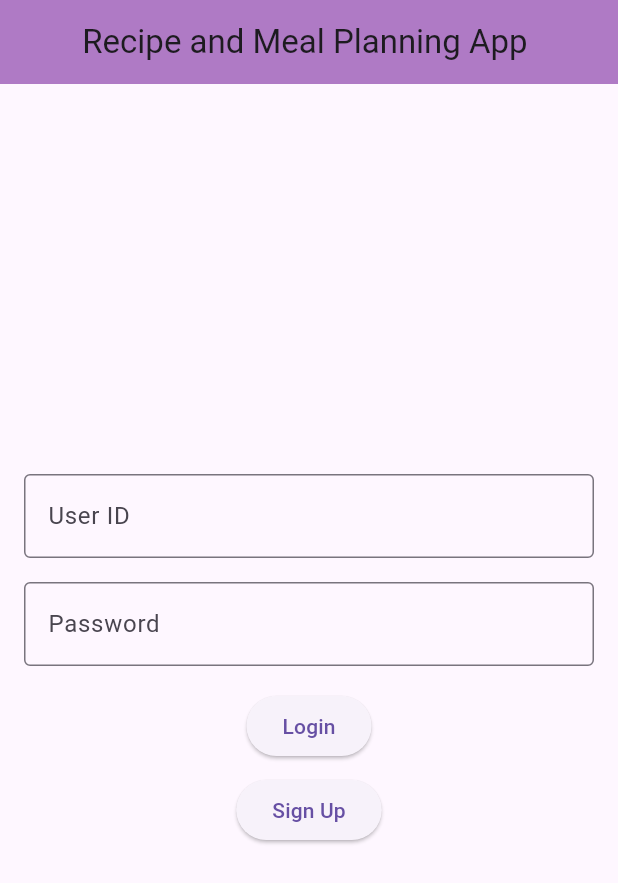
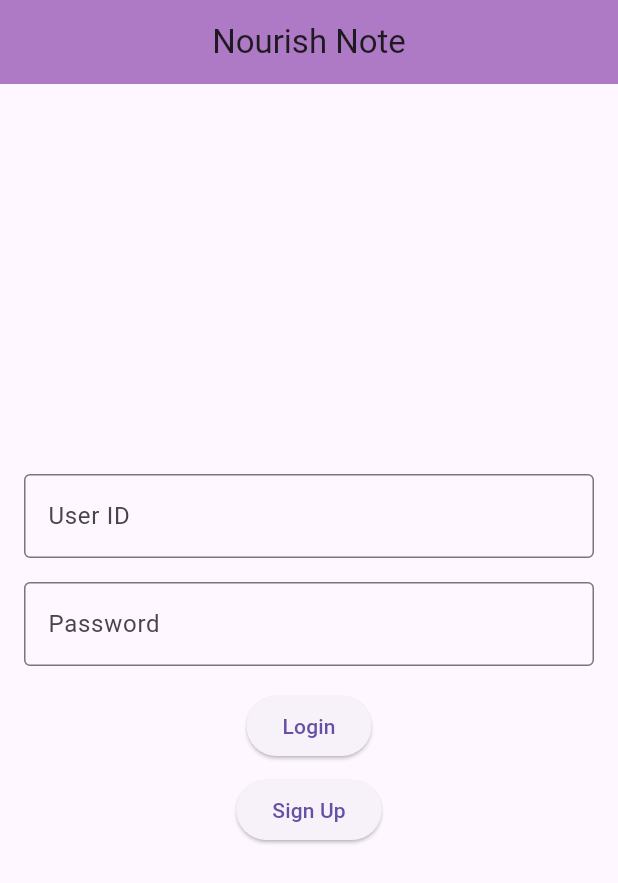
Before and after one commit to BhavyaSontineni/MAD_PROJECT, a Flutter app: the screen it shows after launch, on a phone screen of 412 x 824 dp. Shown: the top 883 px of the screen. Run offline on Flutter 3.47's test engine with Material 3 defaults, Android fonts, the phone set to English and light mode, and no system bars; our stand-ins replace marquee, shared_preferences, sqflite; accounts and stored records are empty.

Commit message:
Update README.md

```diff
--- a/recipe_mealplanning_app/lib/home_page.dart
+++ b/recipe_mealplanning_app/lib/home_page.dart
@@ -90,7 +90,7 @@
   Widget build(BuildContext context) {
     return Scaffold(
       appBar: AppBar(
-        title: const Text('Recipe and Meal Planning App'),
+        title: const Text('Nourish Note'),
         centerTitle: true,
         backgroundColor: const Color(0xFFAF7AC5),
         actions: [
--- a/recipe_mealplanning_app/lib/login_page.dart
+++ b/recipe_mealplanning_app/lib/login_page.dart
@@ -14,7 +14,7 @@
   Widget build(BuildContext context) {
     return Scaffold(
       appBar: AppBar(
-        title: const Text('Recipe and Meal Planning App '),
+        title: const Text('Nourish Note'),
         centerTitle: true,
         backgroundColor: const Color(0xFFAF7AC5),
       ),
--- a/recipe_mealplanning_app/lib/main.dart
+++ b/recipe_mealplanning_app/lib/main.dart
@@ -21,7 +21,7 @@
   @override
   Widget build(BuildContext context) {
     return MaterialApp(
-      title: 'Recipe and Meal Planning App',
+      title: 'Nourish Note',
       theme: ThemeData(
         primarySwatch: Colors.blue,
       ),
--- a/recipe_mealplanning_app/lib/signup_page.dart
+++ b/recipe_mealplanning_app/lib/signup_page.dart
@@ -28,7 +28,7 @@
   Widget build(BuildContext context) {
     return Scaffold(
       appBar: AppBar(
-        title: const Text('Recipe and Meal Planning App'),
+        title: const Text('Nourish Note'),
         centerTitle: true,
         backgroundColor: const Color(0xFFAF7AC5),
       ),
```
Also changed, not shown: 1 other file.
